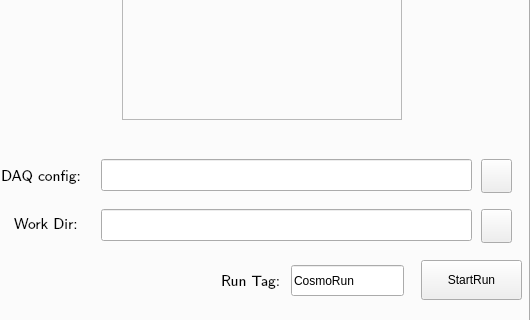
This is CosmoGui.ui in GuenterQuast/picoCosmo_dev as Qt 5 draws it before an edit; both pictures show x 0 to 530 and y 227 to 547 of the 530 by 547 pixel window. The edited form follows.
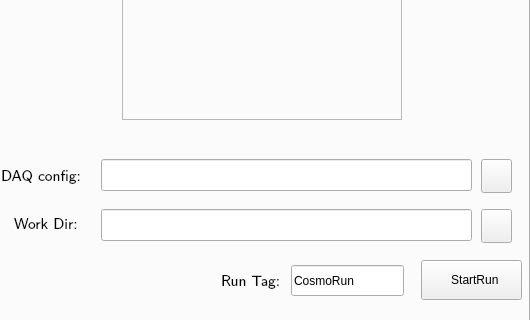
This is the edited form. The open tabs and pages were chosen to show the change. Icons and pictures are not drawn.

Commit message: start Gui with control tab

```diff
--- a/CosmoGui.ui
+++ b/CosmoGui.ui
@@ -189,7 +189,7 @@
        <string>&lt;html&gt;&lt;head/&gt;&lt;body&gt;&lt;p&gt;Start Runinng Oscilloscope, Buffer Manager and Pulse Filter&lt;/p&gt;&lt;/body&gt;&lt;/html&gt;</string>
       </property>
       <property name="text">
-       <string>StartRun</string>
+       <string>  StartRun</string>
       </property>
       <property name="icon">
        <iconset>
```
Left out of the diff: 2 changed lines with no effect on the pictures. The commit also changes 1 other file.
